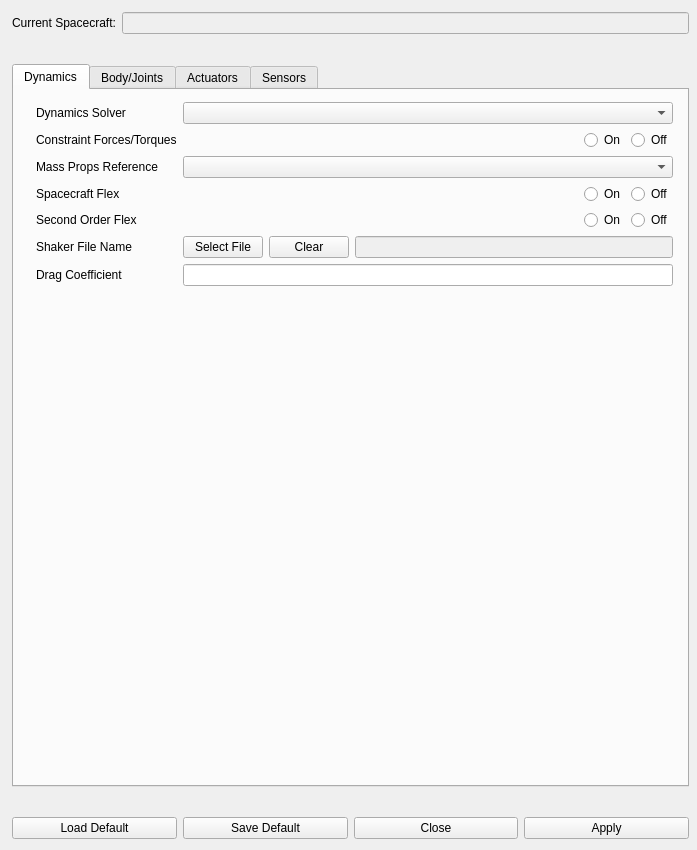
Qt form src/spc_submenu.ui (pavelgalchenko/dsm_gui) before a commit.
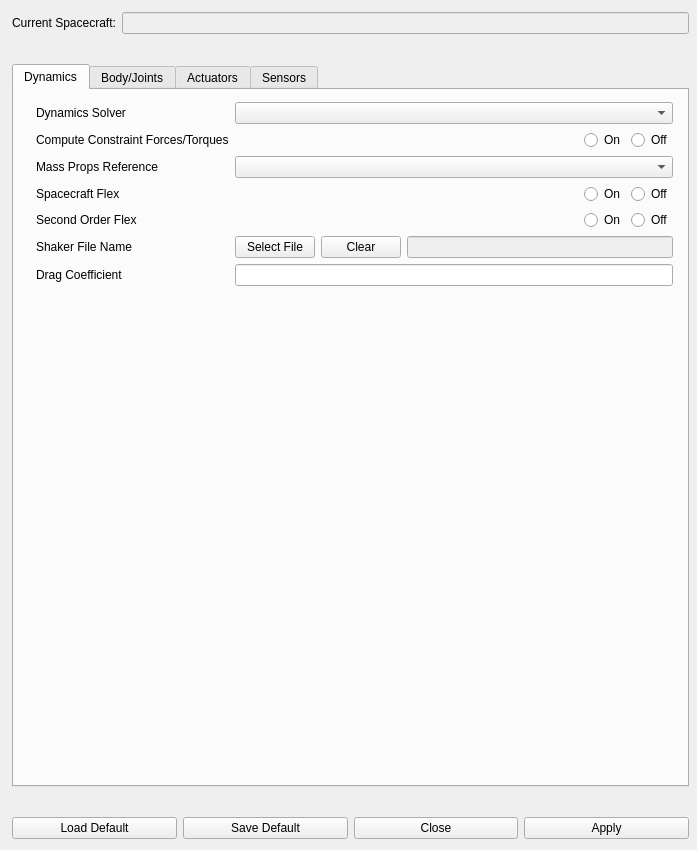
The same form after that commit. The open tabs and pages were chosen to show the change.

Patch:
```diff
--- a/src/spc_submenu.ui
+++ b/src/spc_submenu.ui
@@ -189,7 +189,7 @@
            <item row="1" column="0">
             <widget class="QLabel" name="label_7">
              <property name="text">
-              <string>Constraint Forces/Torques</string>
+              <string>Compute Constraint Forces/Torques</string>
              </property>
             </widget>
            </item>
```
Left out of the diff: 8 changed lines with no effect on the pictures.
